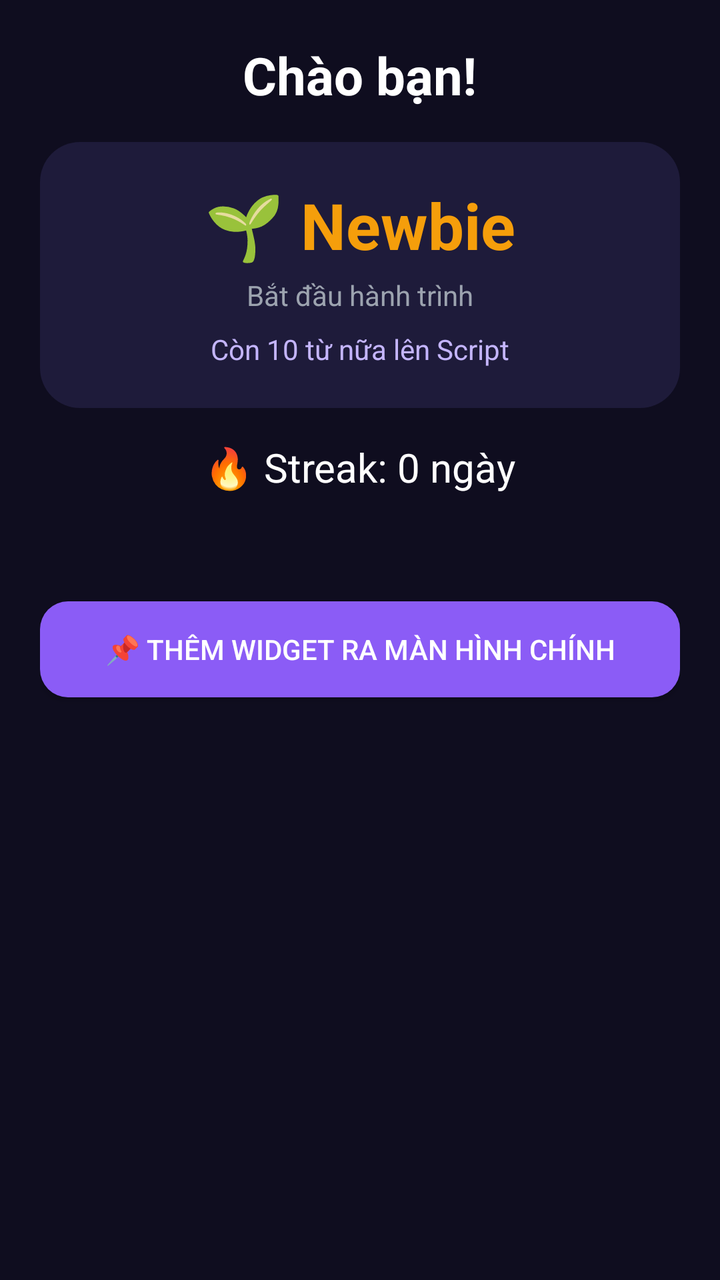
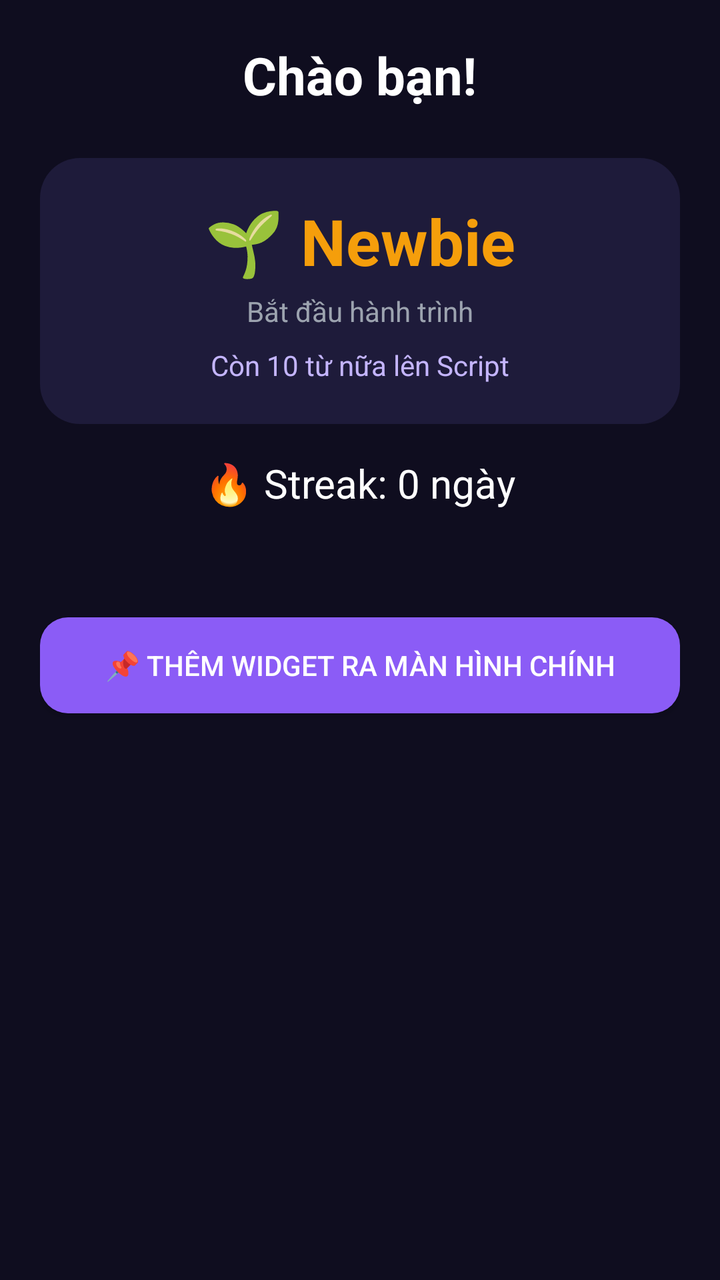

Before-and-after screenshots of an Android layout around one commit, followed by the original layout XML and the change that was made.
<!-- AndroidManifest.xml: application theme AppTheme -->
<!-- res/layout/fragment_profile.xml -->
<?xml version="1.0" encoding="utf-8"?>
<ScrollView xmlns:android="http://schemas.android.com/apk/res/android"
    android:layout_width="match_parent"
    android:layout_height="match_parent"
    android:background="@color/bg"
    android:padding="20dp">

    <LinearLayout
        android:layout_width="match_parent"
        android:layout_height="wrap_content"
        android:orientation="vertical"
        android:gravity="center_horizontal">

        <TextView
            android:id="@+id/tv_hello"
            android:layout_width="wrap_content" android:layout_height="wrap_content"
            android:text="Chào bạn!"
            android:textSize="26sp" android:textStyle="bold"
            android:textColor="@color/text" />

        <LinearLayout
            android:layout_width="match_parent"
            android:layout_height="wrap_content"
            android:orientation="vertical"
            android:background="@drawable/card_bg"
            android:padding="20dp"
            android:gravity="center"
            android:layout_marginTop="16dp">

            <TextView
                android:id="@+id/tv_badge"
                android:layout_width="wrap_content" android:layout_height="wrap_content"
                android:text="🌱 Newbie"
                android:textSize="32sp" android:textStyle="bold"
                android:textColor="@color/gold" />

            <TextView
                android:id="@+id/tv_badge_desc"
                android:layout_width="wrap_content" android:layout_height="wrap_content"
                android:text="Bắt đầu hành trình"
                android:textSize="14sp"
                android:textColor="@color/text_dim"
                android:layout_marginTop="4dp" />

            <TextView
                android:id="@+id/tv_next_goal"
                android:layout_width="wrap_content" android:layout_height="wrap_content"
                android:text="Còn 10 từ nữa lên Script"
                android:textSize="14sp"
                android:textColor="@color/accent_light"
                android:layout_marginTop="8dp" />
        </LinearLayout>

        <TextView
            android:id="@+id/tv_streak"
            android:layout_width="wrap_content" android:layout_height="wrap_content"
            android:text="🔥 Streak: 0 ngày"
            android:textSize="20sp"
            android:textColor="@color/text"
            android:layout_marginTop="16dp" />

        <TextView
            android:id="@+id/tv_stats"
            android:layout_width="wrap_content" android:layout_height="wrap_content"
            android:textSize="16sp"
            android:textColor="@color/text_dim"
            android:gravity="center"
            android:layout_marginTop="8dp" />

        <Button
            android:id="@+id/btn_pin_widget"
            android:layout_width="match_parent" android:layout_height="wrap_content"
            android:text="📌 Thêm widget ra màn hình chính"
            android:background="@drawable/btn_primary"
            android:textColor="#FFFFFF"
            android:layout_marginTop="24dp"
            android:layout_marginBottom="24dp" />

    </LinearLayout>
</ScrollView>
<!-- resources referenced by this layout -->
<resources>
  <color name="accent_light">#C4B5FD</color>
  <color name="bg">#0F0D1F</color>
  <color name="gold">#F59E0B</color>
  <color name="text">#FFFFFF</color>
  <color name="text_dim">#9CA3AF</color>
  <!-- drawable btn_primary (drawable) -->
  <?xml version="1.0" encoding="utf-8"?>
  <shape xmlns:android="http://schemas.android.com/apk/res/android"
      android:shape="rectangle">
      <solid android:color="@color/accent" />
      <corners android:radius="14dp" />
  </shape>
  <!-- drawable card_bg (drawable) -->
  <?xml version="1.0" encoding="utf-8"?>
  <shape xmlns:android="http://schemas.android.com/apk/res/android"
      android:shape="rectangle">
      <solid android:color="@color/card" />
      <corners android:radius="20dp" />
  </shape>
  <style name="AppTheme" parent="android:Theme.Material.NoActionBar">
          <item name="android:windowBackground">@color/bg</item>
          <item name="android:textColor">@color/text</item>
          <item name="android:editTextColor">@color/text</item>
      </style>
  <color name="accent">#8B5CF6</color>
  <color name="card">#1E1B3A</color>
</resources>

<!-- the commit's change to res/layout/fragment_profile.xml (unified diff, before → after) -->
@@ -17,6 +17,14 @@
             android:text="Chào bạn!"
             android:textSize="26sp" android:textStyle="bold"
             android:textColor="@color/text" />
+
+        
+        <LinearLayout
+            android:id="@+id/mascot_slot"
+            android:layout_width="match_parent"
+            android:layout_height="wrap_content"
+            android:orientation="vertical"
+            android:layout_marginTop="8dp" />
 
         <LinearLayout
             android:layout_width="match_parent"
